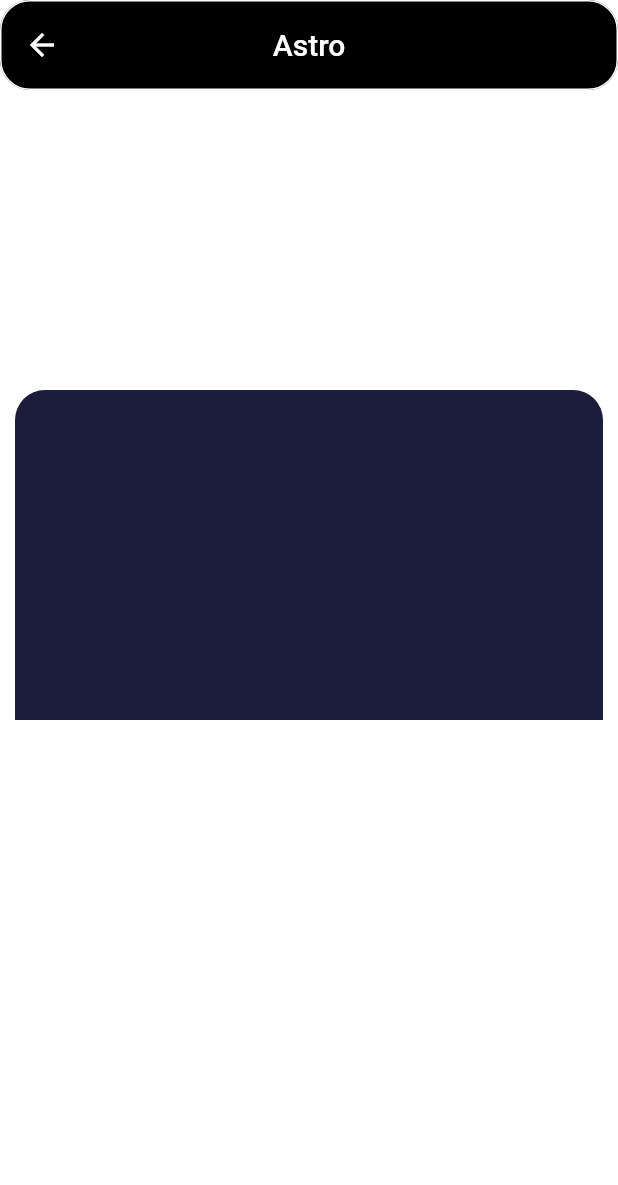
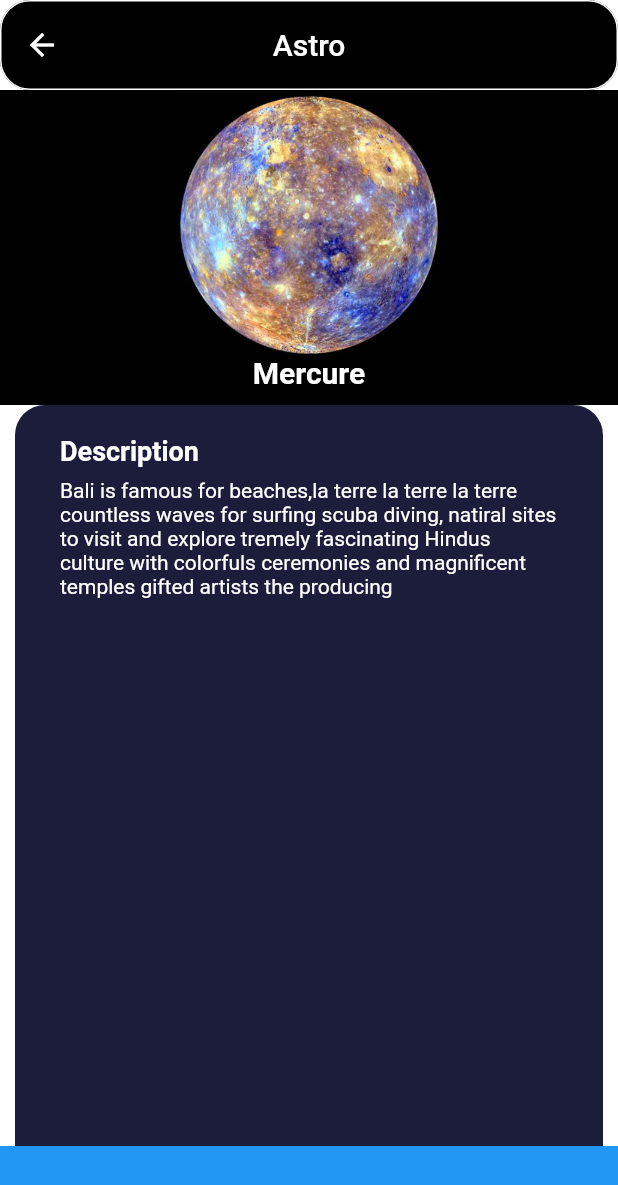
Before and after one commit to Modip/astro_app, a Flutter app: the screen it shows after launch, after a tap on "Mercure", on a phone screen of 412 x 824 dp. Shown: the top 1185 px of the screen. Run offline on Flutter 3.47's test engine with Material 2 defaults, Android fonts, the phone set to English and light mode, and no system bars.

Commit message:
add detail page

```diff
--- a/lib/main.dart
+++ b/lib/main.dart
@@ -17,7 +17,6 @@ class MyApp extends StatelessWidget {
       theme: ThemeData(brightness: Brightness.dark),
       debugShowCheckedModeBanner: false,
       home: const Home(),
-      //home: Detail(),
     );
   }
 }
--- a/lib/screens/data.dart
+++ b/lib/screens/data.dart
@@ -1,11 +1,12 @@
 import 'package:flutter/material.dart';
 
 class Planet {
-  final String image, title, description;
+  final String image, title, subtitle, description;
   final int id;
   Planet(
       {required this.id,
       required this.title,
+      required this.subtitle,
       required this.image,
       required this.description});
 }
@@ -14,6 +15,7 @@ List<Planet> planets = [
   Planet(
     id: 1,
     title: "Mercure",
+    subtitle: "Je suis la planéte la plus proche du soleil et la moins massive",
     description:
         "Je suis la planéte la plus proche du soleil et la moins massive",
     image: "assets/images/mercure.jpg",
@@ -21,6 +23,7 @@ List<Planet> planets = [
   Planet(
     id: 2,
     title: "Venus",
+    subtitle: "Je suis la planéte la plus proche du soleil et la moins massive",
     description:
         "Je suis la planéte la plus proche du soleil et la moins massive",
     image: "assets/images/venus.jpg",
@@ -28,57 +31,41 @@ List<Planet> planets = [
   Planet(
     id: 3,
     title: "Terre",
-    description: "Je suis la planéte bleu",
+    subtitle: "Je suis la planéte bleu",
+    description:
+        "La Terre est la troisième planète du Système solaire par ordre de distance croissante au Soleil, et la quatrième par taille et par masse croissantes. C'est la plus grande et la plus massive des quatre planètes telluriques, les trois autres étant Mercure, Vénus et Mars.",
     image: "assets/images/terre2.png",
   ),
   Planet(
       id: 4,
       title: "Mars",
+      subtitle: "Je suis la planéte rouge",
       description: "Je suis la planéte rouge",
       image: "assets/images/mars.jpg"),
   Planet(
-    id: 5,
+      id: 5,
+      title: "Jupiter",
+      subtitle: "Je suis la planéte rouge Je suis la planéte rouge",
+      description: "Je suis la planéte rouge Je suis la planéte rouge",
+      image: "assets/images/mars.jpg"),
+  Planet(
+    id: 6,
     title: "Sature",
+    subtitle: "Je suis la planéte rouge",
     description: "Je suis la planéte rouge",
     image: "assets/images/saturne.jpg",
   ),
   Planet(
-      id: 6,
-      title: "Mars",
-      description: "Je suis la planéte rouge Je suis la planéte rouge",
-      image: "assets/images/mars.jpg"),
-  Planet(
-    id: 1,
-    title: "Terre",
+    id: 7,
+    title: "Uranus",
+    subtitle: "Je suis la planéte bleu",
     description: "Je suis la planéte bleu",
     image: "assets/images/terre2.jpeg",
   ),
   Planet(
-    id: 1,
-    title: "Sature",
-    description: "Je suis la planéte rouge Je suis la planéte rouge",
-    image: "assets/images/saturne.jpg",
-  ),
-  Planet(
-    id: 1,
-    title: "Sature",
-    description: "Je suis la planéte rouge Je suis la planéte rouge",
-    image: "assets/images/saturne.jpg",
-  ),
-  Planet(
-      id: 1,
-      title: "Mars",
-      description: "Je suis la planéte rouge",
-      image: "assets/images/mars.jpg"),
-  Planet(
-    id: 1,
-    title: "Terre",
-    description: "Je suis la planéte bleu Je suis la planéte rouge",
-    image: "assets/images/terre2.jpeg",
-  ),
-  Planet(
-    id: 1,
-    title: "Sature",
+    id: 8,
+    title: "Neptune",
+    subtitle: "Je suis la planéte rouge Je suis la planéte rouge",
     description: "Je suis la planéte rouge Je suis la planéte rouge",
     image: "assets/images/saturne.jpg",
   ),
--- a/lib/screens/detail.dart
+++ b/lib/screens/detail.dart
@@ -19,43 +19,96 @@ class Detail extends StatelessWidget {
             borderRadius: BorderRadius.circular(20),
             side: const BorderSide(color: Colors.white)),
       ),
-      body: Column(
+      body: Stack(
         children: [
-          SingleChildScrollView(
-            child: Column(
-              children: [
-                SizedBox(
-                  height: 440,
-                  child: Stack(
-                    children: [
-                      Container(
-                        margin: EdgeInsets.only(top: 200, left: 10, right: 10),
-                        height: 220,
+          SafeArea(
+            child: Container(
+              margin: const EdgeInsets.only(
+                top: 210,
+                left: 10,
+                right: 10,
+              ),
               decoration: const BoxDecoration(
                 color: Color.fromARGB(255, 28, 29, 58),
                 borderRadius: BorderRadius.only(
                     topLeft: Radius.circular(20),
-                            topRight: Radius.circular(20),
+                    topRight: Radius.circular(20)),
+              ),
+              child: Container(
+                margin: const EdgeInsets.only(left: 30, right: 30, top: 0),
+                child: ListView(
+                  children: const [
+                    SizedBox(
+                      height: 20,
+                    ),
+                    Text(
+                      'Description',
+                      style: TextStyle(
+                          color: Colors.white,
+                          fontSize: 18,
+                          fontWeight: FontWeight.bold),
+                    ),
+                    SizedBox(
+                      height: 8,
+                    ),
+                    Text(
+                      'Bali is famous for beaches,la terre la terre la terre  countless waves for surfing scuba diving, natiral sites to visit and explore tremely fascinating Hindus culture with colorfuls ceremonies and magnificent temples gifted artists the producing',
+                      style: TextStyle(color: Colors.white, fontSize: 14),
+                    )
+                  ],
                 ),
               ),
             ),
-                      Column(
+          ),
+          SafeArea(
+            child: ListView(children: [
+              Stack(
                 children: [
-                          Text(
+                  Container(
+                    margin: const EdgeInsets.only(top: 70),
+                    padding: const EdgeInsets.only(bottom: 10),
+                    height: 140,
+                    width: double.infinity,
+                    decoration: const BoxDecoration(
+                      color: Colors.black,
+                    ),
+                    child: Column(
+                      mainAxisAlignment: MainAxisAlignment.end,
+                      crossAxisAlignment: CrossAxisAlignment.start,
+                      children: [
+                        Center(
+                          child: Text(
                             planet.title,
                             style: const TextStyle(
-                                fontSize: 25,
+                                fontSize: 20,
                                 fontWeight: FontWeight.bold,
                                 color: Colors.white),
-                          )
-                        ],
-                      ),
-                    ],
                           ),
                         )
                       ],
                     ),
                   ),
+                  Container(
+                    height: 180,
+                    decoration: const BoxDecoration(
+                      color: Colors.black,
+                    ),
+                    child: Center(
+                      child: Image.asset(planet.image),
+                    ),
+                  ),
+                ],
+              ),
+            ]),
+          ),
+          Align(
+              alignment: Alignment.bottomCenter,
+              child: Container(
+                padding: const EdgeInsets.symmetric(horizontal: 30),
+                height: 60,
+                width: double.infinity,
+                color: Colors.blue,
+              )),
         ],
       ),
     );
--- a/lib/screens/home_screen.dart
+++ b/lib/screens/home_screen.dart
@@ -104,15 +104,15 @@ class ItemCard extends StatelessWidget {
           decoration: BoxDecoration(borderRadius: BorderRadius.circular(50)),
           child: Image.asset(planet.image),
         ),
-        tileColor: Color.fromARGB(255, 28, 29, 58),
+        tileColor: const Color.fromARGB(255, 28, 29, 58),
         title: Text(
-          "${planet.title}",
+          planet.title,
           style: const TextStyle(
               fontSize: 16, fontWeight: FontWeight.bold, color: Colors.white),
         ),
         subtitle: Text(
-          "${planet.description}",
-          style: TextStyle(fontSize: 12, color: Colors.white),
+          "${planet.subtitle}",
+          style: const TextStyle(fontSize: 12, color: Colors.white),
         ),
       ),
     );
```
Lines whose indentation alone changed are shown as unchanged.
